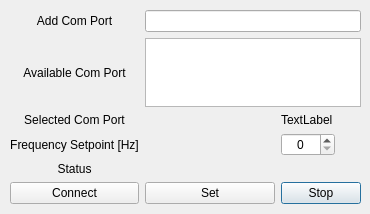
Qt form UI/gui.ui (AFML-OKState/Fanshrimp-Control_UI) before a commit.
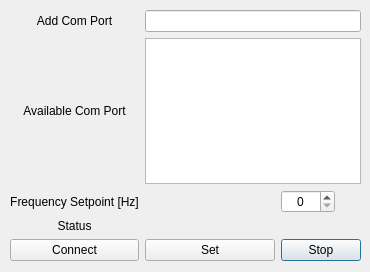
The same form after that commit. Icons and pictures are not drawn.

```diff
--- a/UI/gui.ui
+++ b/UI/gui.ui
@@ -7,7 +7,7 @@
     <x>0</x>
     <y>0</y>
     <width>370</width>
-    <height>214</height>
+    <height>272</height>
    </rect>
   </property>
   <property name="mouseTracking">
@@ -29,21 +29,11 @@
      <x>10</x>
      <y>10</y>
      <width>351</width>
-     <height>194</height>
+     <height>251</height>
     </rect>
    </property>
    <layout class="QGridLayout" name="gridLayout">
-    <item row="2" column="1">
-     <widget class="QLabel" name="label_3">
-      <property name="text">
-       <string>Selected Com Port</string>
-      </property>
-      <property name="alignment">
-       <set>Qt::AlignCenter</set>
-      </property>
-     </widget>
-    </item>
-    <item row="3" column="3">
+    <item row="2" column="3">
      <widget class="QDoubleSpinBox" name="SP_in">
       <property name="sizePolicy">
        <sizepolicy hsizetype="Fixed" vsizetype="Fixed">
@@ -65,7 +55,7 @@
       </property>
      </widget>
     </item>
-    <item row="3" column="1">
+    <item row="2" column="1">
      <widget class="QLabel" name="label">
       <property name="text">
        <string>Frequency Setpoint [Hz]</string>
@@ -75,44 +65,27 @@
       </property>
      </widget>
     </item>
-    <item row="2" column="3">
-     <widget class="QLabel" name="label_4">
-      <property name="text">
-       <string>TextLabel</string>
-      </property>
-     </widget>
-    </item>
-    <item row="5" column="3">
+    <item row="4" column="3">
      <widget class="QPushButton" name="stop_but">
       <property name="text">
        <string>Stop</string>
       </property>
      </widget>
     </item>
-    <item row="5" column="1">
-     <widget class="QPushButton" name="con_but">
-      <property name="text">
-       <string>Connect</string>
-      </property>
-     </widget>
-    </item>
-    <item row="0" column="1">
-     <widget class="QLabel" name="label_2">
-      <property name="text">
-       <string>Add Com Port</string>
-      </property>
-      <property name="alignment">
-       <set>Qt::AlignCenter</set>
-      </property>
-     </widget>
-    </item>
-    <item row="5" column="2">
+    <item row="4" column="2">
      <widget class="QPushButton" name="set_but">
       <property name="text">
        <string>Set</string>
       </property>
      </widget>
     </item>
+    <item row="4" column="1">
+     <widget class="QPushButton" name="con_but">
+      <property name="text">
+       <string>Connect</string>
+      </property>
+     </widget>
+    </item>
     <item row="1" column="1">
      <widget class="QLabel" name="label_5">
       <property name="text">
@@ -123,7 +96,17 @@
       </property>
      </widget>
     </item>
-    <item row="4" column="1">
+    <item row="0" column="1">
+     <widget class="QLabel" name="label_2">
+      <property name="text">
+       <string>Add Com Port</string>
+      </property>
+      <property name="alignment">
+       <set>Qt::AlignCenter</set>
+      </property>
+     </widget>
+    </item>
+    <item row="3" column="1">
      <widget class="QLabel" name="label_6">
       <property name="text">
        <string>Status</string>
@@ -133,7 +116,7 @@
       </property>
      </widget>
     </item>
-    <item row="4" column="2" colspan="2">
+    <item row="3" column="2" colspan="2">
      <widget class="QLabel" name="status_out">
       <property name="text">
        <string/>
```
